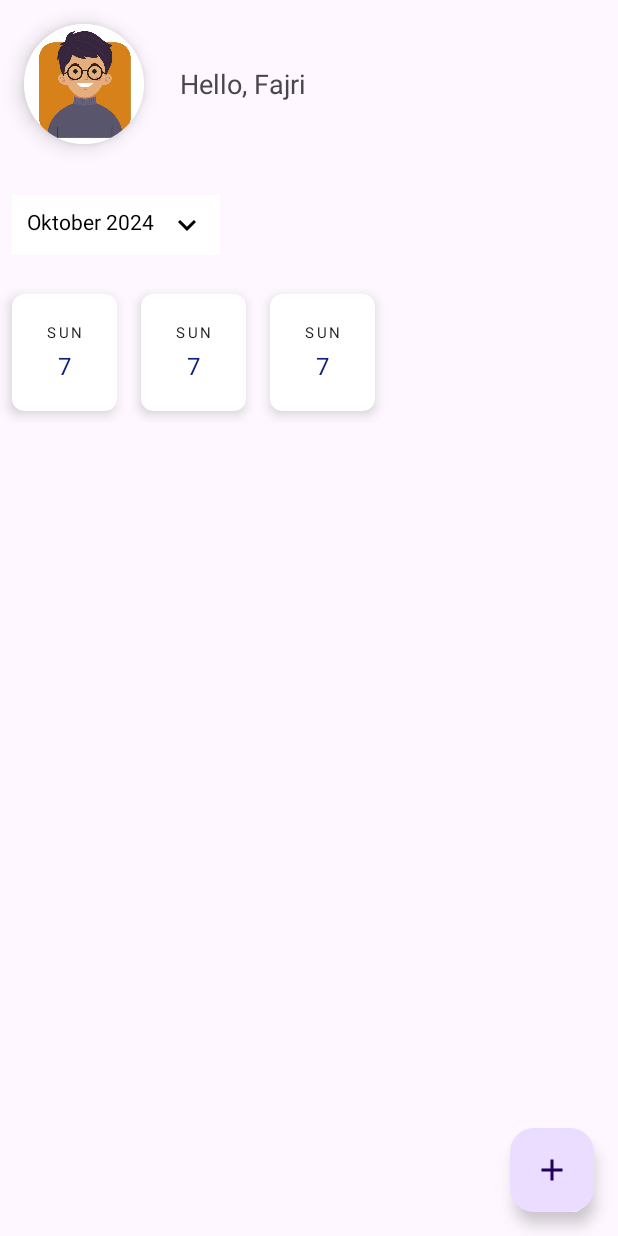
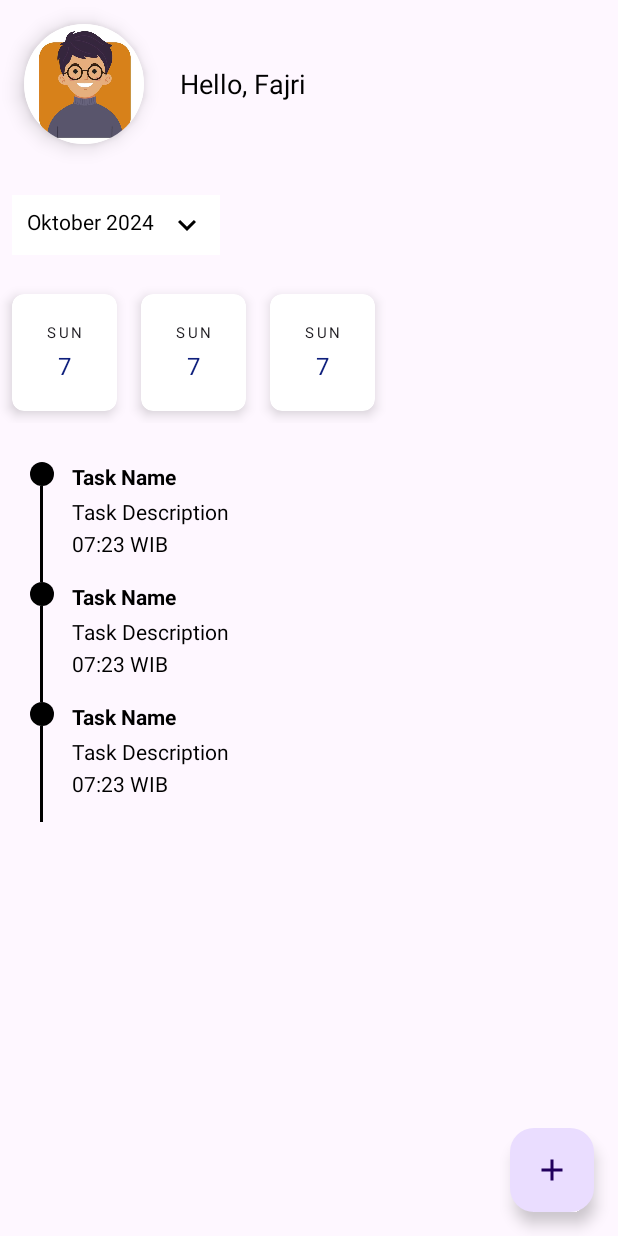
Before and after one commit to furqonfajri/Prioriti, an Android app: the layout activity_main.xml on its own in the app's theme, with its tools: preview values and no code run, on a phone screen of 412 x 824 dp. Run offline under Robolectric (Android 15) with nearby library versions, the light colour scheme and no system bars.

Commit message:
add read data by date

```diff
--- a/app/src/main/java/com/fajri/prioriti/data/dao/TaskDao.kt
+++ b/app/src/main/java/com/fajri/prioriti/data/dao/TaskDao.kt
@@ -14,6 +14,9 @@ interface TaskDao {
     @Query("SELECT * FROM tasks")
     fun getAllTasks(): LiveData<List<Task>>
 
+    @Query("SELECT * FROM tasks WHERE timestamp BETWEEN :startOfday AND :endOfDay")
+    fun getTaskByDate(startOfday: Long, endOfDay: Long): LiveData<List<Task>>
+
     @Insert(onConflict = OnConflictStrategy.REPLACE)
     suspend fun insertTask(task: Task)
 
--- a/app/src/main/java/com/fajri/prioriti/data/repository/TaskRepository.kt
+++ b/app/src/main/java/com/fajri/prioriti/data/repository/TaskRepository.kt
@@ -13,6 +13,10 @@ class TaskRepository (private val taskDao: TaskDao){
         return taskDao.getAllTasks()
     }
 
+    fun getTaskByDate(startOfDay: Long, endOfDay: Long): LiveData<List<Task>> {
+        return taskDao.getTaskByDate(startOfDay, endOfDay)
+    }
+
     suspend fun deleteTask(task: Task) {
         taskDao.deleteTask(task)
     }
--- a/app/src/main/java/com/fajri/prioriti/viewmodel/TaskViewModel.kt
+++ b/app/src/main/java/com/fajri/prioriti/viewmodel/TaskViewModel.kt
@@ -30,4 +30,8 @@ class TaskViewModel(private val repository: TaskRepository): ViewModel() {
     fun getTasks(): LiveData<List<Task>> {
             return repository.getTasks()
     }
+
+    fun getTaskByDate(startOfDay: Long, endOfDay: Long): LiveData<List<Task>> {
+        return repository.getTaskByDate(startOfDay, endOfDay)
+    }
 }
--- /dev/null
+++ b/app/src/main/res/drawable/ic_check_circle.xml
@@ -0,0 +1,10 @@
+<!--<vector xmlns:android="http://schemas.android.com/apk/res/android" android:height="24dp" android:tint="#000000" android:viewportHeight="24" android:viewportWidth="24" android:width="24dp">-->
+<!--      -->
+<!--    <path android:fillColor="@android:color/white" android:pathData="M12,2C6.48,2 2,6.48 2,12s4.48,10 10,10 10,-4.48 10,-10S17.52,2 12,2zM12,20c-4.42,0 -8,-3.58 -8,-8s3.58,-8 8,-8 8,3.58 8,8 -3.58,8 -8,8z"/>-->
+<!--    -->
+<!--</vector>-->
+<shape xmlns:android="http://schemas.android.com/apk/res/android"
+    android:shape="oval">
+    <solid android:color="@color/black"/>
+    <size android:width="12dp" android:height="12dp"/>
+</shape>
--- a/app/src/main/res/layout/activity_main.xml
+++ b/app/src/main/res/layout/activity_main.xml
@@ -6,6 +6,11 @@
     android:layout_width="match_parent"
     android:layout_height="match_parent"
     tools:context=".MainActivity">
+
+    <androidx.core.widget.NestedScrollView
+        android:layout_width="match_parent"
+        android:layout_height="match_parent"
+        android:fillViewport="true">
 
         <LinearLayout
             android:layout_width="match_parent"
@@ -35,6 +40,7 @@
                     android:layout_width="wrap_content"
                     android:layout_height="wrap_content"
                     android:text="Hello, Fajri"
+                    android:textColor="@color/black"
                     android:layout_gravity="center"
                     android:layout_margin="8dp"
                     android:textSize="18sp"/>
@@ -68,7 +74,21 @@
                 android:orientation="horizontal"
                 app:layoutManager="androidx.recyclerview.widget.LinearLayoutManager"
                 tools:listitem="@layout/date_item" />
+
+            <androidx.recyclerview.widget.RecyclerView
+                android:id="@+id/taskView"
+                android:layout_width="match_parent"
+                android:layout_height="match_parent"
+                android:padding="16dp"
+                android:orientation="vertical"
+                android:nestedScrollingEnabled="false"
+                app:layoutManager="androidx.recyclerview.widget.LinearLayoutManager"
+                tools:listitem="@layout/task_item"/>
         </LinearLayout>
+
+    </androidx.core.widget.NestedScrollView>
+
+
     <com.google.android.material.floatingactionbutton.FloatingActionButton
         android:layout_width="wrap_content"
         android:layout_height="wrap_content"
--- /dev/null
+++ b/app/src/main/res/layout/task_item.xml
@@ -0,0 +1,63 @@
+<?xml version="1.0" encoding="utf-8"?>
+<LinearLayout xmlns:android="http://schemas.android.com/apk/res/android"
+    android:layout_width="match_parent"
+    android:layout_height="wrap_content"
+    android:orientation="horizontal">
+
+    <!-- Point Circle -->
+    <LinearLayout
+        android:layout_width="24dp"
+        android:layout_height="match_parent"
+        android:orientation="vertical"
+        android:gravity="center">
+
+        <View
+            android:id="@+id/point"
+            android:layout_width="16dp"
+            android:layout_height="16dp"
+            android:background="@drawable/ic_check_circle" />
+
+        <View
+            android:id="@+id/line"
+            android:layout_width="2dp"
+            android:layout_height="match_parent"
+            android:background="@color/black"
+            android:visibility="visible"
+            android:layout_gravity="center_horizontal"/>
+    </LinearLayout>
+
+    <!-- Task Information -->
+    <LinearLayout
+        android:layout_width="0dp"
+        android:layout_height="wrap_content"
+        android:layout_weight="1"
+        android:orientation="vertical"
+        android:paddingStart="8dp"
+        android:paddingBottom="16dp">
+
+        <TextView
+            android:id="@+id/titleTask"
+            android:layout_width="wrap_content"
+            android:layout_height="wrap_content"
+            android:text="Task Name"
+            android:textColor="@android:color/black"
+            android:textStyle="bold" />
+
+        <TextView
+            android:id="@+id/descriptionTask"
+            android:layout_width="wrap_content"
+            android:layout_height="wrap_content"
+            android:text="Task Description"
+            android:textColor="@color/black"
+            android:layout_marginTop="4dp" />
+
+        <TextView
+            android:id="@+id/tvTaskTime"
+            android:layout_width="wrap_content"
+            android:layout_height="wrap_content"
+            android:text="07:23 WIB"
+            android:textColor="@color/black"
+            android:layout_marginTop="2dp" />
+    </LinearLayout>
+
+</LinearLayout>
```
Also changed, not shown: app/src/main/java/com/fajri/prioriti/MainActivity.kt (+61 -5 lines), app/src/main/java/com/fajri/prioriti/TaskAdapter.kt (added, +42 -0 lines). Lines whose indentation alone changed are shown as unchanged.
